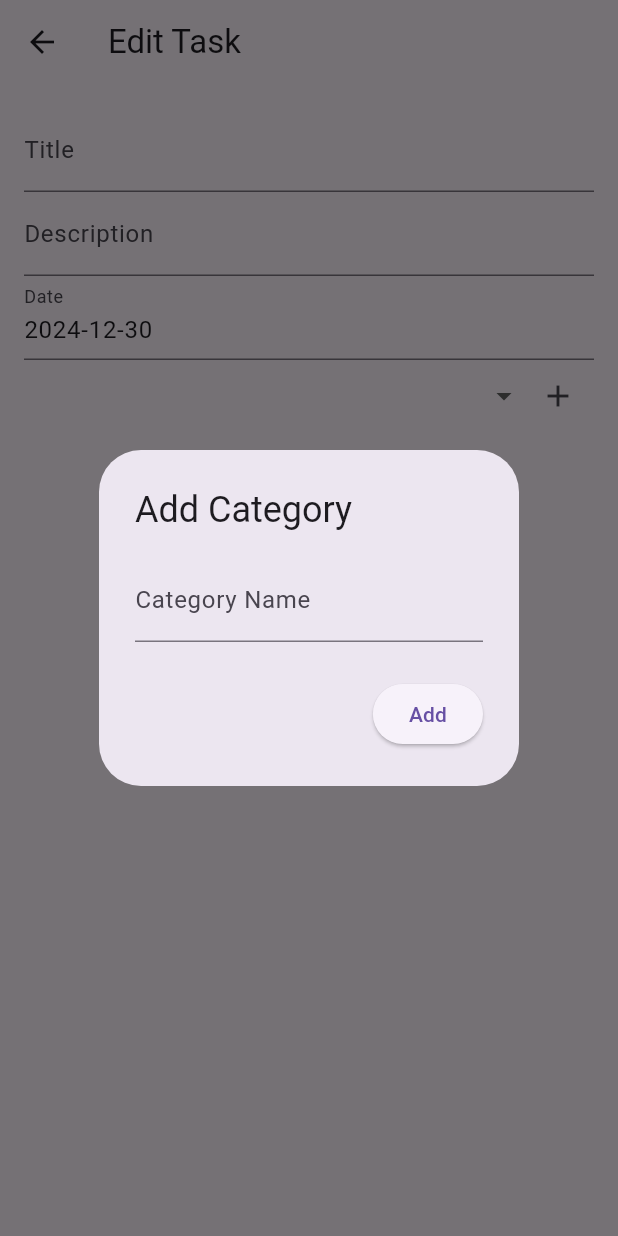
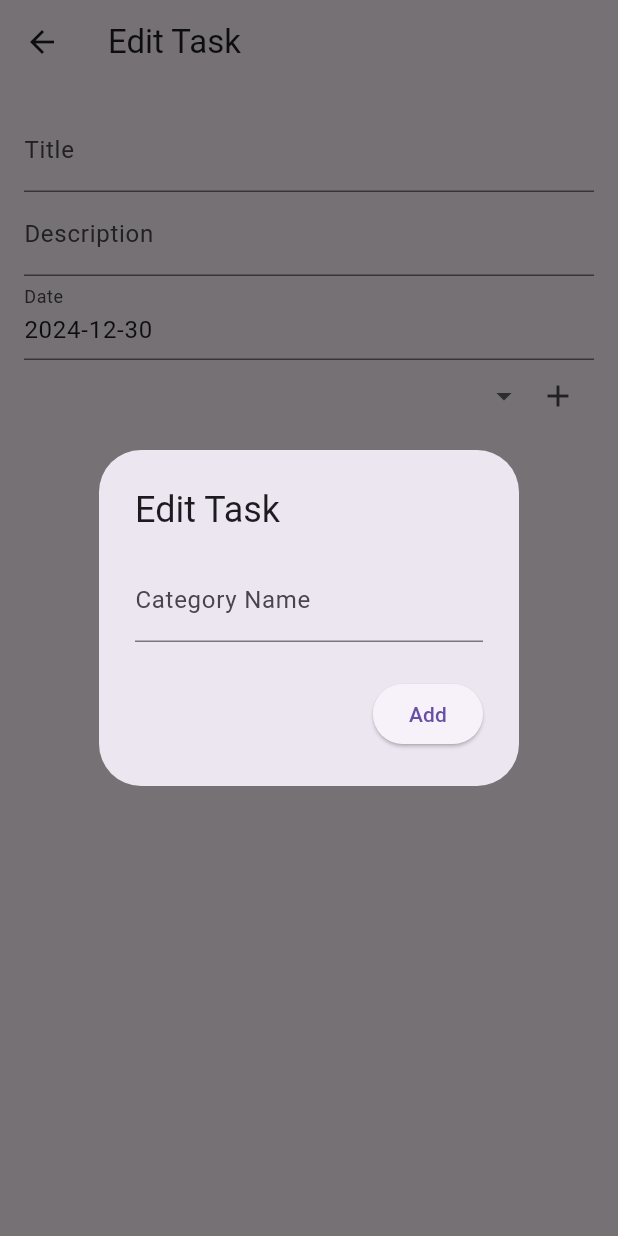
Before and after one commit to Navi321/task_manager_app, a Flutter app: the EditTaskScreen screen opened directly with empty values, after a tap on the "add" icon, on a phone screen of 412 x 824 dp. Run offline on Flutter 3.47's test engine with Material 3 defaults, Android fonts, the phone set to English and light mode, and no system bars; drawn by our look-alikes of dropdown_button2; our stand-ins replace hive, hive_flutter; accounts and stored records are empty; generated files the repository leaves out were written again.

Commit message:
Started work on localization

```diff
--- /dev/null
+++ b/lib/l10n/app_localizations.dart
@@ -0,0 +1,89 @@
+import 'package:flutter/foundation.dart';
+import 'package:flutter/material.dart';
+
+class AppLocalizations {
+  final Locale locale;
+
+  AppLocalizations(this.locale);
+
+  static AppLocalizations of(BuildContext context) {
+    return Localizations.of<AppLocalizations>(context, AppLocalizations)!;
+  }
+
+  static const LocalizationsDelegate<AppLocalizations> delegate = _AppLocalizationsDelegate();
+
+  static final Map<String, Map<String, String>> _localizedValues = {
+    'en': {
+      'title': 'My task',
+      'add_task': 'Add Task',
+      'edit_task': 'Edit Task',
+      'edit': 'Edit',
+      'delete_task': 'Delete Task',
+      'settings': 'Settings',
+    },
+    'ru': {
+      'title': 'Мои задачи',
+      'add_task': 'Добавить задачу',
+      'edit_task': 'Редактировать задачу',
+      'edit': 'Редактировать',
+      'delete_task': 'Удалить задачу',
+      'settings': 'Настройки',
+    },
+    'tr': {
+      'title': 'Görevlerim',
+      'add_task': 'Görev Ekle',
+      'edit_task': 'Görevi Düzenle',
+      'edit': 'Düzenle',
+      'delete_task': 'Görevi Sil',
+      'settings': 'Ayarlar',
+    },
+    'es': {
+      'title': 'Mis tareas',
+      'add_task': 'Agregar tarea',
+      'edit_task': 'Editar tarea',
+      'edit': 'Editar',
+      'delete_task': 'Eliminar tarea',
+      'settings': 'Ajustes',
+    },
+    'fr': {
+      'title': 'Mes tâches',
+      'add_task': 'Ajouter une tâche',
+      'edit_task': 'Modifier la tâche',
+      'edit': 'Modifier',
+      'delete_task': 'Supprimer la tâche',
+      'settings': 'Paramètres',
+    },
+    'de': {
+      'title': 'Meine Aufgaben',
+      'add_task': 'Aufgabe hinzufügen',
+      'edit_task': 'Aufgabe bearbeiten',
+      'edit': 'Bearbeiten',
+      'delete_task': 'Aufgabe löschen',
+      'settings': 'Einstellungen',
+    },
+  };
+
+  String get title => _localizedValues[locale.languageCode]!['title']!;
+  String get addTask => _localizedValues[locale.languageCode]!['add_task']!;
+  String get editTask => _localizedValues[locale.languageCode]!['edit_task']!;
+  String get edit => _localizedValues[locale.languageCode]!['edit']!;
+  String get deleteTask => _localizedValues[locale.languageCode]!['delete_task']!;
+  String get settings => _localizedValues[locale.languageCode]!['settings']!;
+}
+
+class _AppLocalizationsDelegate extends LocalizationsDelegate<AppLocalizations> {
+  const _AppLocalizationsDelegate();
+
+  @override
+  bool isSupported(Locale locale) {
+    return ['en', 'ru', 'tr', 'es', 'fr', 'de'].contains(locale.languageCode);
+  }
+
+  @override
+  Future<AppLocalizations> load(Locale locale) {
+    return SynchronousFuture<AppLocalizations>(AppLocalizations(locale));
+  }
+
+  @override
+  bool shouldReload(covariant LocalizationsDelegate<AppLocalizations> old) => false;
+}
--- a/lib/screens/edit_task_screen.dart
+++ b/lib/screens/edit_task_screen.dart
@@ -2,6 +2,8 @@ import 'package:flutter/material.dart';
 import 'package:hive/hive.dart';
 import 'package:task_manager_app/models/task.dart';
 import 'package:dropdown_button2/dropdown_button2.dart';
+
+import '../l10n/app_localizations.dart';
 
 class EditTaskScreen extends StatefulWidget {
   final Task task;
@@ -81,7 +83,9 @@ class _EditTaskScreenState extends State<EditTaskScreen> {
       context: context,
       builder: (BuildContext context) {
         return AlertDialog(
-          title: Text('Add Category'),
+          title: Text(
+              AppLocalizations.of(context).editTask,
+          ),
           content: TextField(
             controller: _categoryController,
             decoration: InputDecoration(labelText: 'Category Name'),
--- a/lib/screens/home_screen.dart
+++ b/lib/screens/home_screen.dart
@@ -1,4 +1,5 @@
 import 'package:flutter/material.dart';
+import 'package:task_manager_app/l10n/app_localizations.dart';
 import 'package:task_manager_app/widgets/card.dart';
 import 'package:task_manager_app/widgets/menu_button.dart';
 import 'package:task_manager_app/widgets/showtaskdetails.dart';
@@ -52,7 +53,7 @@ class _HomeScreenState extends State<HomeScreen> {
             borderRadius: BorderRadius.circular(22.0),
           ),
           child: Text(
-            'My task',
+            AppLocalizations.of(context).title,
             style: TextStyle(color: Colors.white),
           ),
         ),
--- a/lib/screens/new_task_screen.dart
+++ b/lib/screens/new_task_screen.dart
@@ -2,6 +2,8 @@ import 'package:dropdown_button2/dropdown_button2.dart';
 import 'package:flutter/material.dart';
 import 'package:hive/hive.dart';
 import 'package:task_manager_app/models/task.dart';
+
+import '../l10n/app_localizations.dart';
 
 class NewTaskScreen extends StatefulWidget {
   final VoidCallback onTaskAdded;
@@ -35,7 +37,7 @@ class _NewTaskScreenState extends State<NewTaskScreen> {
             borderRadius: BorderRadius.circular(22.0),
           ),
           child: Text(
-            'New Task',
+            AppLocalizations.of(context).addTask,
             style: TextStyle(color: Colors.white),
           ),
         ),
--- a/lib/screens/settings_screen.dart
+++ b/lib/screens/settings_screen.dart
@@ -1,5 +1,7 @@
 import 'package:dropdown_button2/dropdown_button2.dart';
 import 'package:flutter/material.dart';
+
+import '../l10n/app_localizations.dart';
 
 class SettingsScreen extends StatefulWidget {
   const SettingsScreen({super.key});
@@ -45,7 +47,7 @@ class _SettingsScreenState extends State<SettingsScreen> {
             borderRadius: BorderRadius.circular(22.0),
           ),
           child: Text(
-            'Settings',
+            AppLocalizations.of(context).settings,
             style: TextStyle(color: Colors.white),
           ),
         ),
--- a/pubspec.yaml
+++ b/pubspec.yaml
@@ -30,6 +30,7 @@ environment:
 dependencies:
   flutter:
     sdk: flutter
+  flutter_localization: ^0.3.0
 
   # The following adds the Cupertino Icons font to your application.
   # Use with the CupertinoIcons class for iOS style icons.
@@ -37,7 +38,7 @@ dependencies:
   dropdown_button2: ^2.0.0
   hive: ^2.2.3
   hive_flutter: ^1.1.0
-  intl: ^0.18.0
+  intl: ^0.19.0
 
 dev_dependencies:
   flutter_test:
```
Also changed, not shown: lib/main.dart (+25 -0 lines), pubspec.lock.
